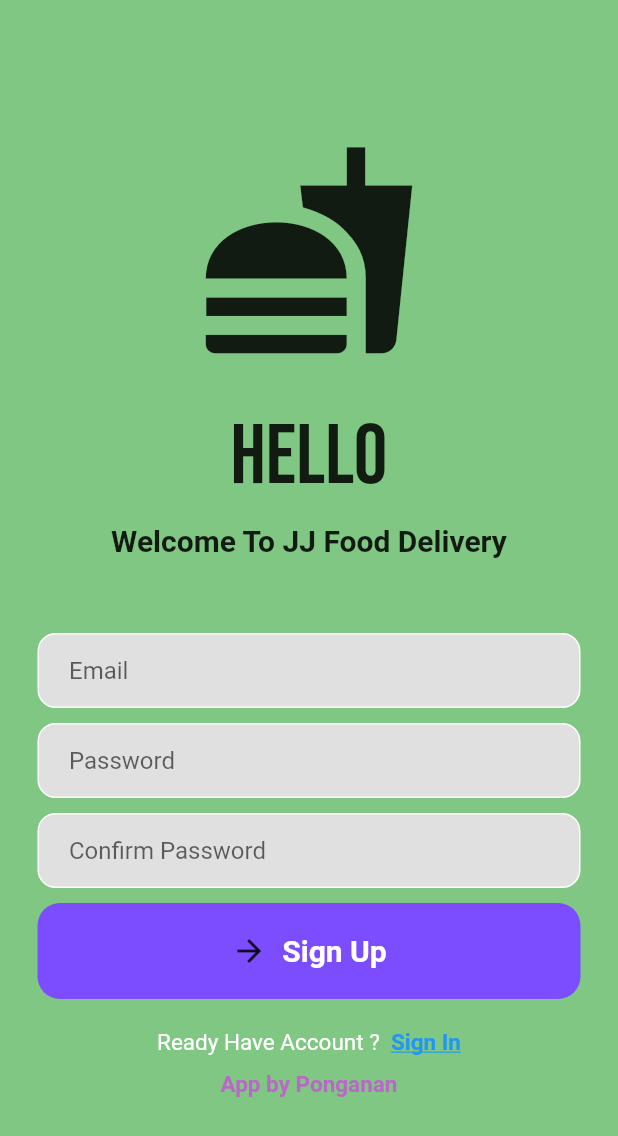
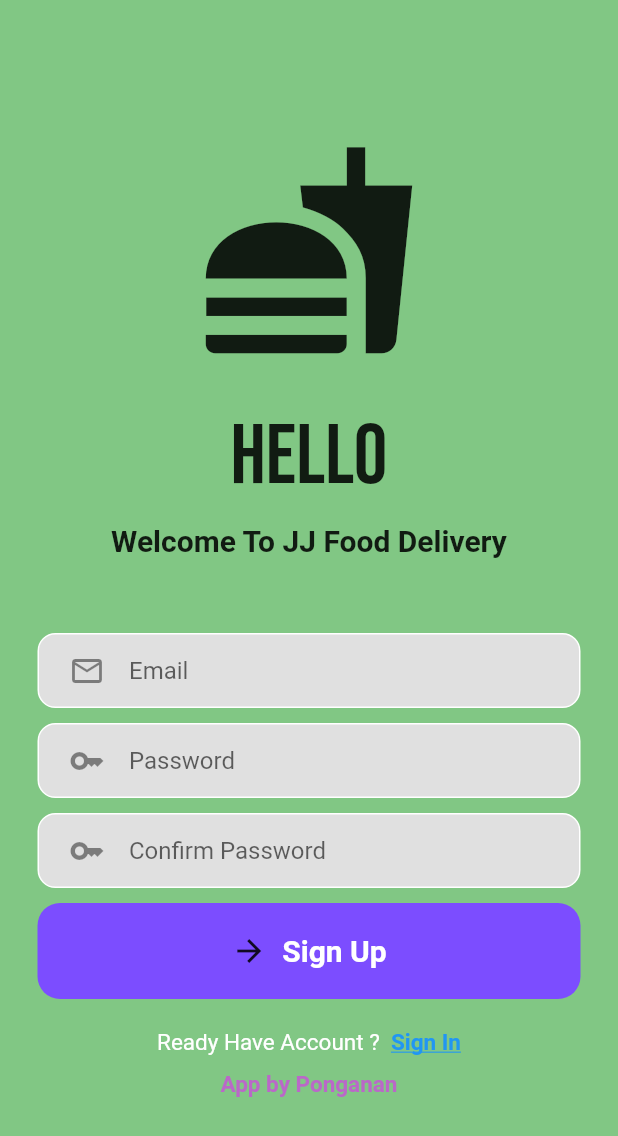
Before and after one commit to ponganan/loginlogout, a Flutter app: the SignUpWidget screen opened directly with empty values, on a phone screen of 412 x 824 dp. Shown: the top 1136 px of the screen. Run offline on Flutter 3.47's test engine with Material 2 defaults, Android fonts, the phone set to English and light mode, and no system bars; our stand-ins replace cloud_firestore, datetime_picker_formfield, email_validator, firebase_auth, firebase_core, google_fonts; accounts and stored records are empty; network calls fail.

Commit message:
add Icon in TextFormField

```diff
--- a/lib/login_page.dart
+++ b/lib/login_page.dart
@@ -77,6 +77,7 @@ class _LoginPageState extends State<LoginPage> {
                       child: TextField(
                         controller: _emailController,
                         decoration: const InputDecoration(
+                          icon: Icon(Icons.email_outlined),
                           border: InputBorder.none,
                           hintText: ('Email'),
                         ),
@@ -103,6 +104,7 @@ class _LoginPageState extends State<LoginPage> {
                         //obscureText for don't show password text
                         obscureText: true,
                         decoration: const InputDecoration(
+                          icon: Icon(Icons.key_outlined),
                           border: InputBorder.none,
                           hintText: ('Password'),
                         ),
@@ -205,7 +207,7 @@ class _LoginPageState extends State<LoginPage> {
   Future signIn() async {
     showDialog(
       context: context,
-      builder: (context) => Center(
+      builder: (context) => const Center(
         child: CircularProgressIndicator(),
       ),
     );
--- a/lib/signup_widget.dart
+++ b/lib/signup_widget.dart
@@ -88,6 +88,7 @@ class _SignUpWidgetState extends State<SignUpWidget> {
                                   ? 'Enter a valid email'
                                   : null,
                           decoration: const InputDecoration(
+                            icon: Icon(Icons.email_outlined),
                             border: InputBorder.none,
                             hintText: ('Email'),
                           ),
@@ -119,6 +120,7 @@ class _SignUpWidgetState extends State<SignUpWidget> {
                                   ? 'Enter min 6 characters'
                                   : null,
                           decoration: const InputDecoration(
+                            icon: Icon(Icons.key_outlined),
                             border: InputBorder.none,
                             hintText: ('Password'),
                           ),
@@ -158,6 +160,7 @@ class _SignUpWidgetState extends State<SignUpWidget> {
                             return null;
                           },
                           decoration: const InputDecoration(
+                            icon: Icon(Icons.key_outlined),
                             border: InputBorder.none,
                             hintText: ('Confirm Password'),
                           ),
```
Also changed, not shown: lib/user_page.dart (+5 -3 lines).
